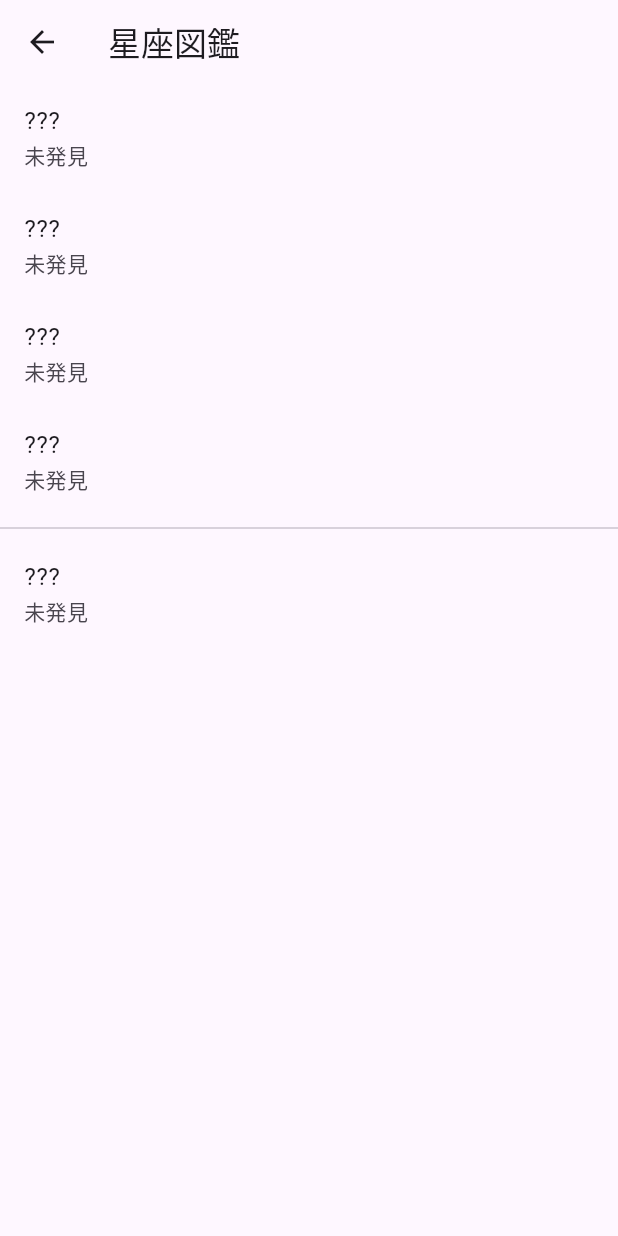
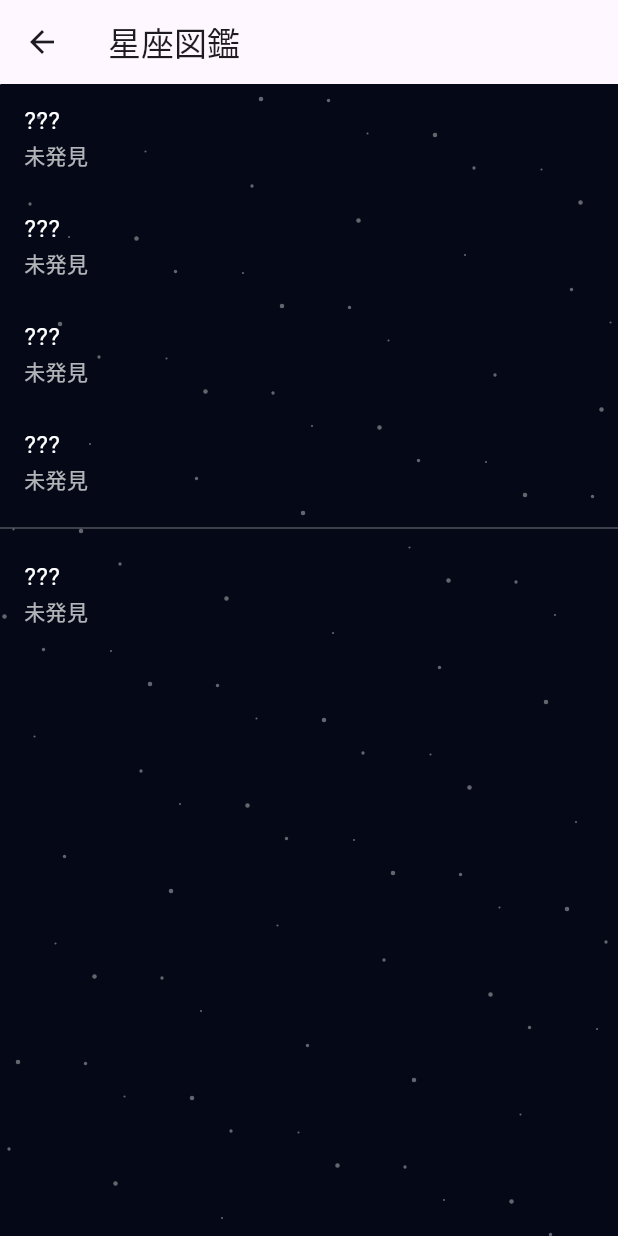
Before and after one commit to muramasa111/mobile, a Flutter app: the screen it shows after launch, after a tap on "星座図鑑", on a phone screen of 412 x 824 dp. Run offline on Flutter 3.47's test engine with Material 3 defaults, Android fonts, the phone set to English and light mode, and no system bars; our stand-ins replace shared_preferences.

Commit message:
星座図鑑画面の背景を変更

```diff
--- a/starguide/lib/ConstellationList.dart
+++ b/starguide/lib/ConstellationList.dart
@@ -4,6 +4,7 @@ import 'ConstellationDetail.dart';
 import 'SpecialDiscoveryDetail.dart';
 import 'data/constellation_data.dart';
 import 'data/progress_data.dart';
+import 'widgets/star_background.dart';
 
 class ConstellationList extends StatelessWidget {
   const ConstellationList({super.key});
@@ -14,14 +15,22 @@ class ConstellationList extends StatelessWidget {
 
     return Scaffold(
       appBar: AppBar(title: const Text('星座図鑑')),
-      body: ListView(
+      backgroundColor: const Color(0xFF050816),
+      body: StarBackground(
+        child: ListView(
           children: [
             for (final constellation in constellations)
               _ConstellationTile(constellationId: constellation.id),
-          const Divider(),
+            const Divider(color: Colors.white30),
             ListTile(
-            title: Text(summerTriangleDiscovered ? '夏の大三角' : '???'),
-            subtitle: Text(summerTriangleDiscovered ? '特別発見' : '未発見'),
+              title: Text(
+                summerTriangleDiscovered ? '夏の大三角' : '???',
+                style: const TextStyle(color: Colors.white),
+              ),
+              subtitle: Text(
+                summerTriangleDiscovered ? '特別発見' : '未発見',
+                style: const TextStyle(color: Colors.white70),
+              ),
               trailing: summerTriangleDiscovered
                   ? const Icon(Icons.auto_awesome, color: Colors.amber)
                   : null,
@@ -37,6 +46,7 @@ class ConstellationList extends StatelessWidget {
                   : null,
             ),
           ],
+        ),
       ),
     );
   }
@@ -56,13 +66,17 @@ class _ConstellationTile extends StatelessWidget {
     final completed = isConstellationCompleted(constellation.id);
 
     return ListTile(
-      title: Text(discovered ? constellation.name : '???'),
+      title: Text(
+        discovered ? constellation.name : '???',
+        style: const TextStyle(color: Colors.white),
+      ),
       subtitle: Text(
         completed
             ? '完成済み'
             : discovered
             ? '名前解禁済み'
             : '未発見',
+        style: const TextStyle(color: Colors.white70),
       ),
       trailing: completed
           ? const Icon(Icons.check_circle, color: Colors.green)
--- a/starguide/lib/HomePage.dart
+++ b/starguide/lib/HomePage.dart
@@ -2,6 +2,7 @@ import 'package:flutter/material.dart';
 
 import 'ConstellationList.dart';
 import 'StarView.dart';
+import 'widgets/star_background.dart';
 
 class HomePage extends StatelessWidget {
   const HomePage({super.key});
@@ -11,10 +12,8 @@ class HomePage extends StatelessWidget {
     return Scaffold(
       appBar: AppBar(title: const Text('ホーム')),
       backgroundColor: const Color(0xFF050816),
-      body: Stack(
-        children: [
-          const Positioned.fill(child: CustomPaint(painter: _HomeStarPainter())),
-          Center(
+      body: StarBackground(
+        child: Center(
             child: Column(
               mainAxisAlignment: MainAxisAlignment.center,
               children: [
@@ -42,32 +41,9 @@ class HomePage extends StatelessWidget {
               ],
             ),
           ),
-        ],
-      ),
+        ),
     );
   }
-}
-
-class _HomeStarPainter extends CustomPainter {
-  const _HomeStarPainter();
-
-  @override
-  void paint(Canvas canvas, Size size) {
-    for (var index = 0; index < 100; index++) {
-      final x = (index * 233.0) % size.width;
-      final y = (index * 149.0) % size.height;
-      final radius = 0.7 + (index % 3) * 0.4;
-
-      canvas.drawCircle(
-        Offset(x, y),
-        radius,
-        Paint()..color = Colors.white.withValues(alpha: 0.38),
-      );
-    }
-  }
-
-  @override
-  bool shouldRepaint(covariant _HomeStarPainter oldDelegate) => false;
 }
 
 class _HomeMenuButton extends StatelessWidget {
--- /dev/null
+++ b/starguide/lib/widgets/star_background.dart
@@ -0,0 +1,39 @@
+import 'package:flutter/material.dart';
+
+class StarBackground extends StatelessWidget {
+  final Widget child;
+
+  const StarBackground({super.key, required this.child});
+
+  @override
+  Widget build(BuildContext context) {
+    return Stack(
+      children: [
+        const Positioned.fill(child: CustomPaint(painter: _StarBackgroundPainter())),
+        child,
+      ],
+    );
+  }
+}
+
+class _StarBackgroundPainter extends CustomPainter {
+  const _StarBackgroundPainter();
+
+  @override
+  void paint(Canvas canvas, Size size) {
+    for (var index = 0; index < 100; index++) {
+      final x = (index * 233.0) % size.width;
+      final y = (index * 149.0) % size.height;
+      final radius = 0.7 + (index % 3) * 0.4;
+
+      canvas.drawCircle(
+        Offset(x, y),
+        radius,
+        Paint()..color = Colors.white.withValues(alpha: 0.38),
+      );
+    }
+  }
+
+  @override
+  bool shouldRepaint(covariant _StarBackgroundPainter oldDelegate) => false;
+}
```
Also changed, not shown: starguide/lib/ConstellationDetail.dart (+16 -5 lines), starguide/lib/SpecialDiscoveryDetail.dart (+10 -2 lines), 1 other file. Lines whose indentation alone changed are shown as unchanged.
